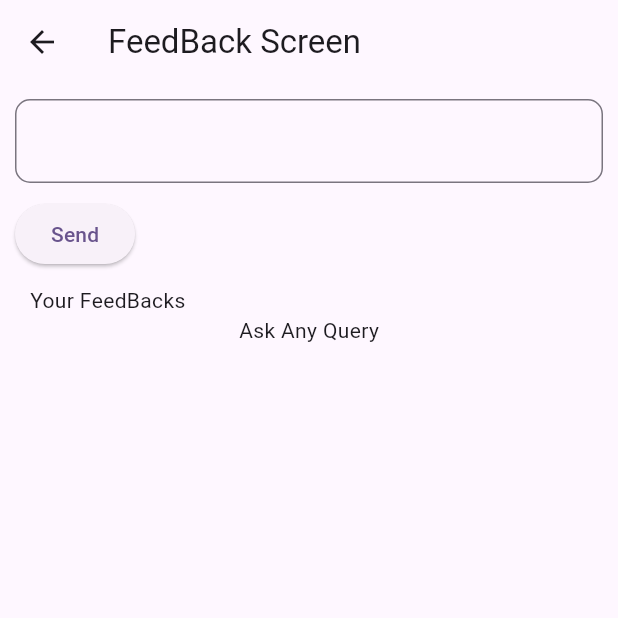
After one commit to Fizahere/BabyShop, a Flutter app: the FeedBackScreen screen opened directly, after a tap on "Send", after a tap on the "delete" icon, on a phone screen of 412 x 824 dp, the top half of it. The commit adds this screen. Run offline on Flutter 3.47's test engine with Material 3 defaults, Android fonts, the phone set to English and light mode, and no system bars; our stand-ins replace carousel_slider, charts_flutter, cloud_firestore, firebase_auth, firebase_core, firebase_storage and 2 more; accounts and stored records are empty.

Commit message:
FeedBack Done

```diff
--- /dev/null
+++ b/lib/ClientSite/feedback_screen.dart
@@ -0,0 +1,127 @@
+import 'package:cloud_firestore/cloud_firestore.dart';
+import 'package:flutter/material.dart';
+import 'package:shared_preferences/shared_preferences.dart';
+import 'package:uuid/uuid.dart';
+
+class FeedBackScreen extends StatefulWidget {
+  const FeedBackScreen({super.key});
+
+  @override
+  State<FeedBackScreen> createState() => _FeedBackScreenState();
+}
+
+class _FeedBackScreenState extends State<FeedBackScreen> {
+
+  final TextEditingController userFeedback = TextEditingController();
+
+  String uEmail = "";
+
+  Future getUser()async{
+    SharedPreferences userCred = await SharedPreferences.getInstance();
+    var userEmail = userCred.getString("email");
+    return userEmail;
+  }
+
+  @override
+  void initState() {
+    // TODO: implement initState
+    getUser().then((value){
+      setState(() {
+        uEmail = value;
+      });
+    });
+    super.initState();
+  }
+
+  void sendFeedback()async{
+    try{
+      String feedBackID = const Uuid().v1();
+      Map<String, dynamic> share = {
+        "feedBackID" : feedBackID,
+        "userEmail" : uEmail,
+        "userFeedback" : userFeedback.text,
+        "adminAnswer" : "pending"
+      };
+      await FirebaseFirestore.instance.collection("Feedback").doc(feedBackID).set(share);
+      if(context.mounted){
+        ScaffoldMessenger.of(context).showSnackBar(const SnackBar(content: Text("FeedBack Shared")));
+      }
+    }catch(ex){
+      if(context.mounted){
+        ScaffoldMessenger.of(context).showSnackBar(const SnackBar(content: Text("Error Occured")));
+      }
+    }
+
+  }
+
+
+  @override
+  Widget build(BuildContext context) {
+    return Scaffold(
+      appBar: AppBar(
+        title: const Text("FeedBack Screen"),
+      ),
+      body: SingleChildScrollView(
+        child: Container(
+          margin: const EdgeInsets.symmetric(horizontal: 10),
+          child: Column(
+            crossAxisAlignment: CrossAxisAlignment.start,
+            children: [
+              const SizedBox(height: 10,),
+
+              SizedBox(
+                width: double.infinity,
+                child: TextFormField(
+                  controller: userFeedback,
+                  decoration: InputDecoration(
+                    border: OutlineInputBorder(
+                      borderRadius: BorderRadius.circular(10)
+                    )
+                  ),
+                ),
+              ),
+
+              const SizedBox(height: 10,),
+
+              ElevatedButton(onPressed: (){
+                sendFeedback();
+              }, child: const Text("Send")),
+
+              const SizedBox(height: 10,),
+
+              Container(
+                margin: const EdgeInsets.only(left: 10),
+                child: const Text("Your FeedBacks"),
+              ),
+
+              StreamBuilder(
+                  stream: FirebaseFirestore.instance.collection("Feedback").where('userEmail',isEqualTo: uEmail).snapshots(),
+                  builder: (BuildContext context,  snapshot) {
+                    if (snapshot.hasData) {
+                      return snapshot.data!.docs.length != 0 ? ListView.builder(
+                        itemCount: snapshot.data!.docs.length,
+                        shrinkWrap: true,
+                        scrollDirection: Axis.vertical,
+                        physics: const ScrollPhysics(),
+                        itemBuilder: (context, index) {
+                          return ListTile(
+                            title: Text(snapshot.data!.docs[index]['userFeedback']),
+                            subtitle: Text('Admin: ${snapshot.data!.docs[index]['adminAnswer']}'),
+                            trailing: IconButton(onPressed: ()async{
+                              await FirebaseFirestore.instance.collection("Feedback").doc(snapshot.data!.docs[index].id).delete();
+                            }, icon: const Icon(Icons.delete,color: Colors.red,)),
+                          );
+                        },): const Center(child: Text("Ask Any Query"));
+                    } else if (snapshot.hasError) {
+                      return const Icon(Icons.error_outline);
+                    } else {
+                      return const CircularProgressIndicator();
+                    }
+                  })
+            ],
+          ),
+        ),
+      ),
+    );
+  }
+}
--- a/lib/main.dart
+++ b/lib/main.dart
@@ -1,6 +1,7 @@
 import 'dart:async';
 import 'package:baby_shop/Auth/Login.dart';
 import 'package:baby_shop/ClientSite/Home.dart';
+import 'package:baby_shop/ClientSite/feedback_screen.dart';
 import 'package:baby_shop/Dashboard/admin_home.dart';
 import 'package:flutter/material.dart';
 import 'package:firebase_core/firebase_core.dart';
```
Also changed, not shown: lib/ClientSite/cart_screen.dart (+36 -16 lines), lib/ClientSite/home_screen.dart (+4 -4 lines), lib/Dashboard/feedback_admin.dart (added, +126 -0 lines), 1 other file.
